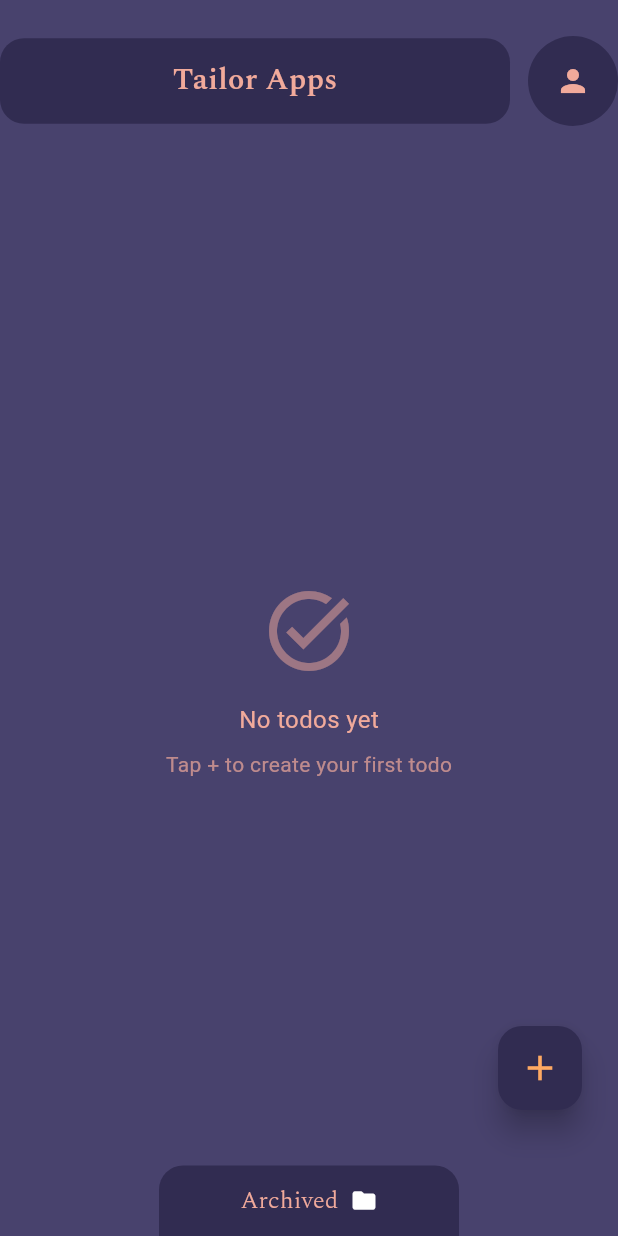
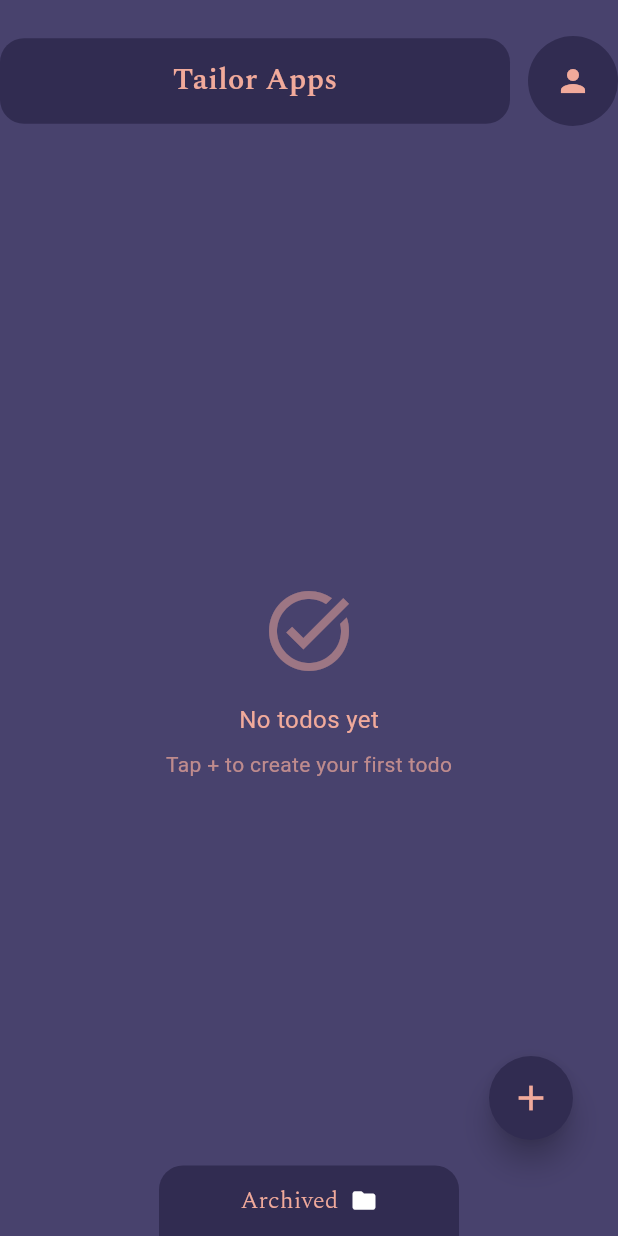
Before and after one commit to A-THIF/tailor_todo, a Flutter app: the screen it shows once a user with an empty profile is signed in, on a phone screen of 412 x 824 dp. Run offline on Flutter 3.47's test engine with Material 3 defaults, Android fonts, the phone set to English and light mode, and no system bars; our stand-ins replace google_fonts, supabase_flutter; accounts and stored records are empty; Roboto replaces fonts that are missing (Cardo).

Commit message:
Adjust FAB position and styling on home screen
Updated the FloatingActionButton padding to lift it above the bottom bar and modified its color and icon styling for better visual consistency. Also ensured the FAB uses a CircleBorder for a perfect circular shape.

```diff
--- a/tailor_todo/lib/screens/home_screen.dart
+++ b/tailor_todo/lib/screens/home_screen.dart
@@ -246,7 +246,10 @@ class _HomeScreenState extends State<HomeScreen> {
       floatingActionButton: showArchived
           ? null
           : Padding(
-              padding: const EdgeInsets.only(bottom: fabBottomGap, right: 8),
+              padding: const EdgeInsets.only(
+                bottom: 64.0,
+                right: 14.0,
+              ), // adjust to lift fab above bottom bar
               child: FloatingActionButton(
                 onPressed: () {
                   Navigator.push(
@@ -254,9 +257,11 @@ class _HomeScreenState extends State<HomeScreen> {
                     MaterialPageRoute(builder: (_) => const AddTaskScreen()),
                   ).then((_) => _loadTodos());
                 },
-                backgroundColor: AppColors.surface,
+                backgroundColor: AppColors
+                    .surface, // use your color, e.g., AppColors.surface
+                shape: const CircleBorder(), // ensures perfect circle
                 elevation: 8,
-                child: Icon(Icons.add, color: AppColors.accent, size: 28),
+                child: Icon(Icons.add, color: AppColors.brandText, size: 28),
               ),
             ),
     );
```
